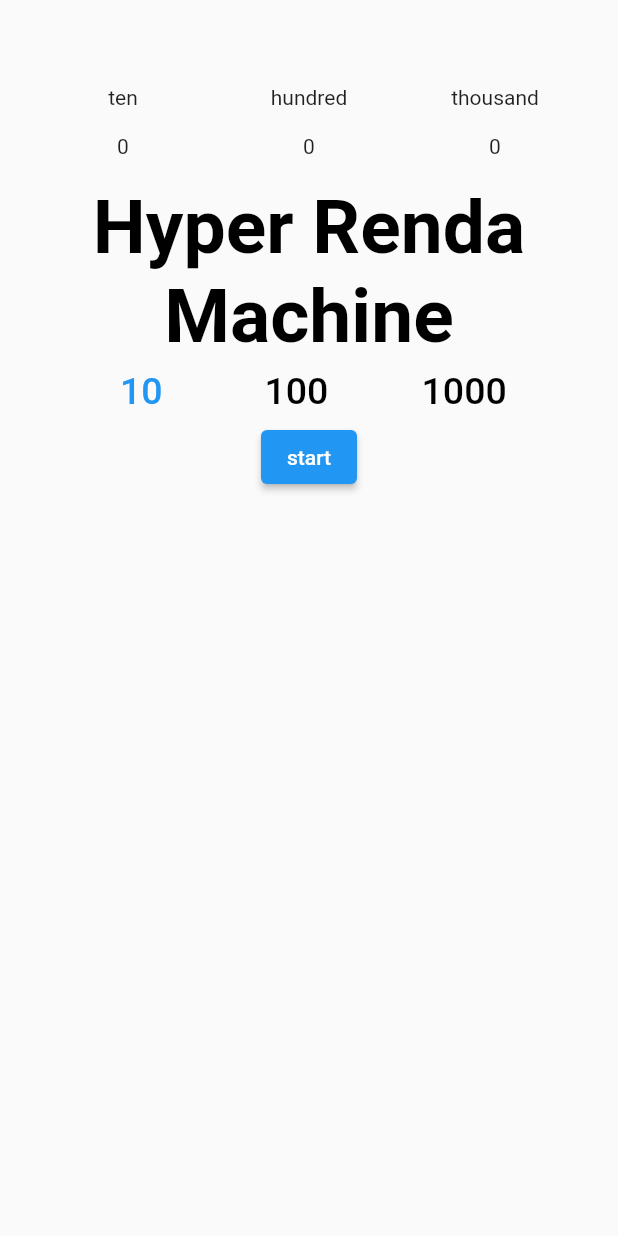
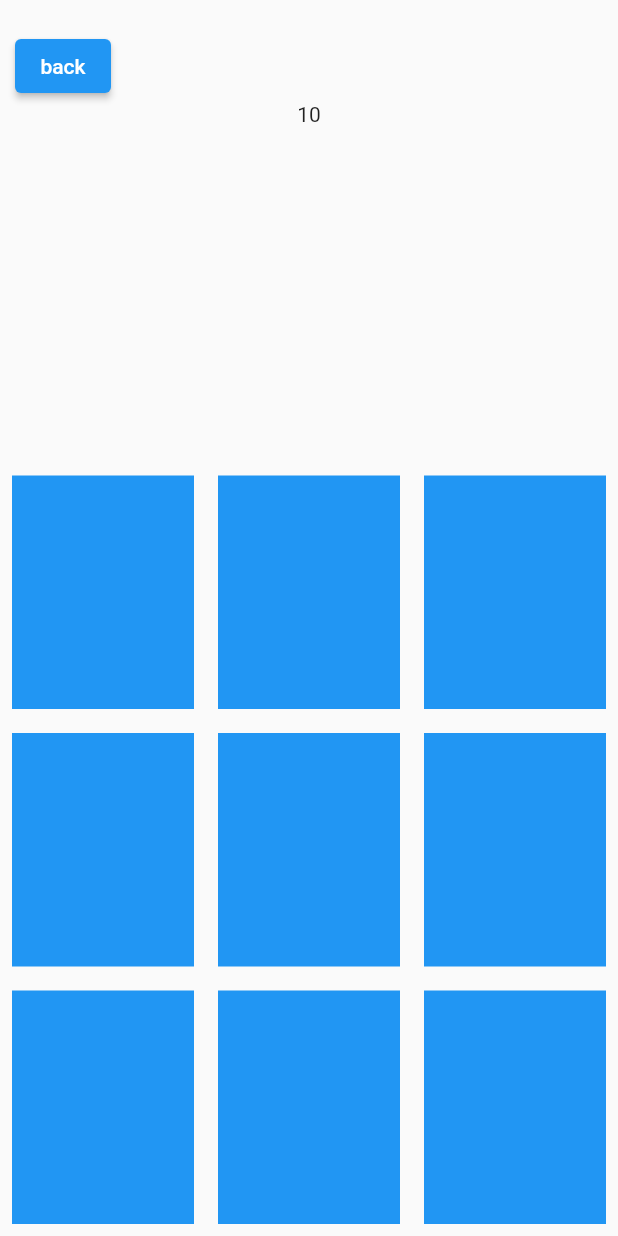
Before and after one commit to iisyos/hyper_renda_machine, a Flutter app: the screen it shows after launch, after a tap on "start", on a phone screen of 412 x 824 dp. Run offline on Flutter 3.47's test engine with Material 2 defaults, Android fonts, the phone set to English and light mode, and no system bars; our stand-ins replace flutter_riverpod, hooks_riverpod; Roboto replaces fonts that are missing (Helvetica Neue).

Commit message:
ゲーム画面作成

```diff
--- /dev/null
+++ b/lib/Provider/counter_provider.dart
@@ -0,0 +1,19 @@
+import 'package:hooks_riverpod/hooks_riverpod.dart';
+
+import './mode_provider.dart';
+
+final counterProvider = StateProvider((ref) {
+  final activeMode = ref.watch(modeProvider);
+  return convertModeToNum(activeMode);
+});
+
+int convertModeToNum(Mode mode) {
+  switch (mode) {
+    case Mode.ten:
+      return 10;
+    case Mode.hundred:
+      return 100;
+    case Mode.thousand:
+      return 1000;
+  }
+}
--- a/lib/main.dart
+++ b/lib/main.dart
@@ -4,6 +4,7 @@ import 'package:hooks_riverpod/hooks_riverpod.dart';
 
 import './Provider/mode_provider.dart';
 import './Provider/score_provider.dart';
+import 'play.dart';
 
 void main() {
   runApp(const ProviderScope(child: MyApp()));
@@ -41,7 +42,15 @@ class Home extends HookConsumerWidget {
             ]),
             const Title(),
             const Modebar(),
-            ElevatedButton(onPressed: () {}, child: Text('start'))
+            ElevatedButton(
+                onPressed: () {
+                  Navigator.push(
+                      context,
+                      MaterialPageRoute(
+                          // （2） 実際に表示するページ(ウィジェット)を指定する
+                          builder: (context) => PlayPage()));
+                },
+                child: Text('start'))
           ],
         ),
       ),
--- /dev/null
+++ b/lib/play.dart
@@ -0,0 +1,72 @@
+import 'package:flutter/material.dart';
+import 'package:flutter_riverpod/flutter_riverpod.dart';
+import 'package:hooks_riverpod/hooks_riverpod.dart';
+
+import './Provider/counter_provider.dart';
+import './Provider/mode_provider.dart';
+
+class PlayPage extends HookConsumerWidget {
+  const PlayPage({
+    Key? key,
+  }) : super(key: key);
+
+  @override
+  Widget build(BuildContext context, WidgetRef ref) {
+    final count = ref.watch(counterProvider.state).state;
+    final activeMode = ref.watch(modeProvider);
+    return Scaffold(
+      body: Column(
+        children: [
+          Expanded(
+            child: Column(
+              children: [
+                Padding(
+                  padding: const EdgeInsets.only(left: 10, top: 20),
+                  child: Row(
+                    children: [
+                      ElevatedButton(
+                          onPressed: () {
+                            ref.read(counterProvider.state).state =
+                                convertModeToNum(activeMode);
+                            Navigator.pop(context);
+                          },
+                          child: Text('back'))
+                    ],
+                  ),
+                ),
+                Text(count.toString())
+              ],
+            ),
+          ),
+          Wrap(
+            children: [for (int i = 0; i < 9; i++) const Tile()],
+          ),
+        ],
+      ),
+    );
+  }
+}
+
+class Tile extends ConsumerWidget {
+  const Tile({
+    Key? key,
+  }) : super(key: key);
+
+  @override
+  Widget build(BuildContext context, WidgetRef ref) {
+    double width = MediaQuery.of(context).size.width;
+    return SizedBox(
+      width: width / 3,
+      // height: 150,
+      child: AspectRatio(
+        aspectRatio: 4 / 5,
+        child: TextButton(
+          onPressed: () => ref.read(counterProvider.state).state--,
+          child: Container(
+            color: Colors.blue,
+          ),
+        ),
+      ),
+    );
+  }
+}
```
